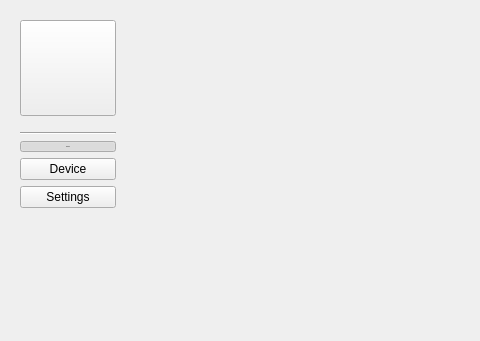
Before: the Qt Designer form UI/MainWidget/MainWidget.ui in XQQYT/XqqytDesktop, drawn with Qt 5; both pictures show x 0 to 480 and y 0 to 341 of the 800 by 600 pixel window.
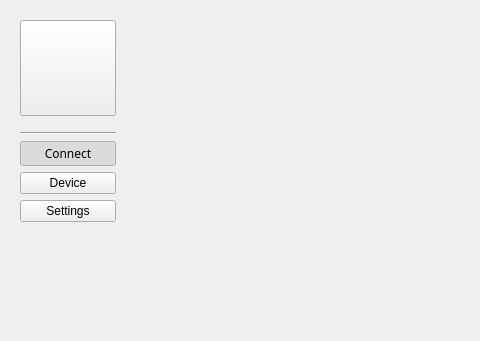
After: the same form once the commit is applied.

The edit to the form file:
```diff
--- a/UI/MainWidget/MainWidget.ui
+++ b/UI/MainWidget/MainWidget.ui
@@ -67,8 +67,7 @@
         <property name="font">
          <font>
           <family>Ubuntu Mono</family>
-          <pointsize>-1</pointsize>
-          <weight>9</weight>
+          <weight>50</weight>
           <italic>false</italic>
           <bold>false</bold>
          </font>
```
Left out of the diff: 2 changed lines with no effect on the pictures.
